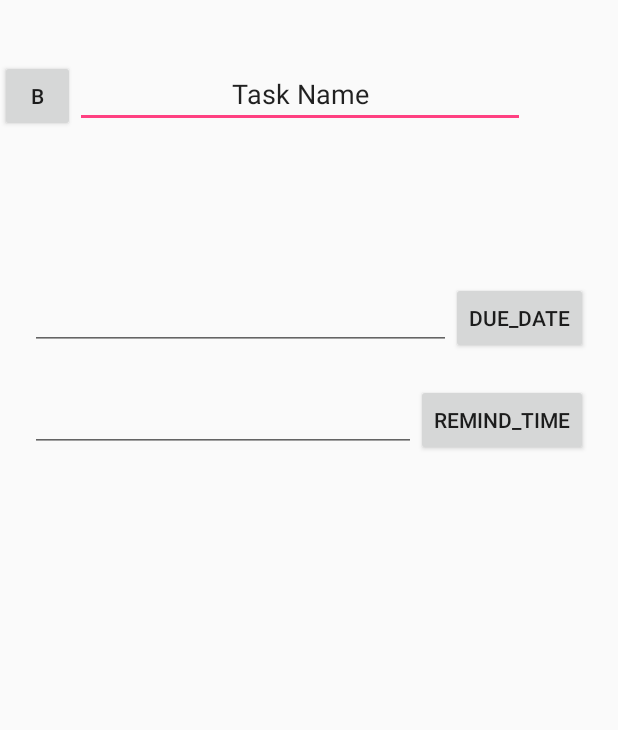
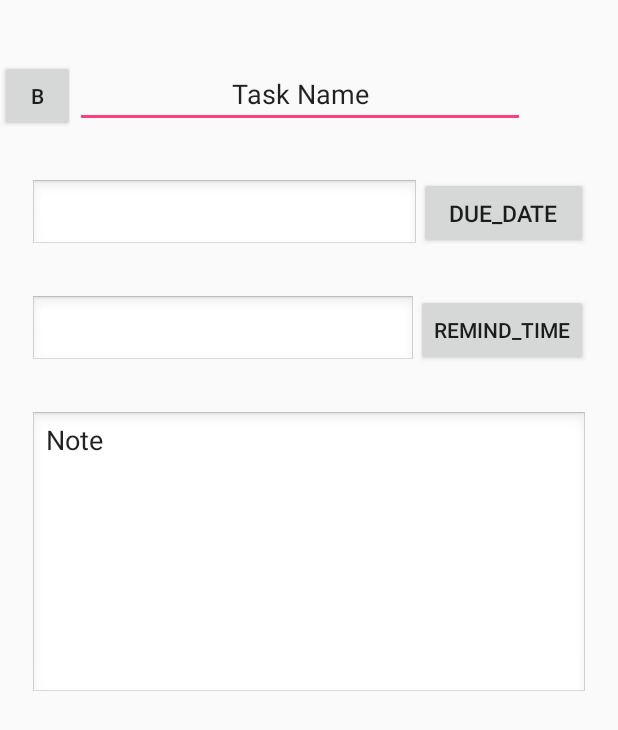
Before and after one commit to StormingRogerGu/CS-8803, an Android app: the layout task_setting.xml on its own in the app's theme, with its tools: preview values and no code run, on a phone screen of 412 x 824 dp. Shown: the top 730 px of the screen. Run offline under Robolectric (Android 15) with nearby library versions, the phone set to English and light mode, and no system bars.

Commit message:
完成基本页面

```diff
--- a/Android_Project/app/src/main/res/layout/task_setting.xml
+++ b/Android_Project/app/src/main/res/layout/task_setting.xml
@@ -26,7 +26,7 @@
     <LinearLayout android:orientation="horizontal"
         android:layout_width="fill_parent"
         android:layout_height="wrap_content"
-        android:layout_marginTop="100dp"
+        android:layout_marginTop="30dp"
         android:layout_marginLeft="20dp"
         android:layout_marginRight="20dp">
 
@@ -34,13 +34,15 @@
             android:id="@+id/show_date"
             android:layout_width="wrap_content"
             android:layout_height="wrap_content"
-            android:layout_weight="1"/>
+            android:layout_weight="1"
+            android:background="@android:drawable/edit_text"/>
 
         <Button
             android:id="@+id/pick_date"
             android:layout_width="wrap_content"
             android:layout_height="wrap_content"
-            android:text="Due_date"/>
+            android:text="  Due_Date  "
+            android:textSize="15dp"/>
 
     </LinearLayout>
 
@@ -48,19 +50,46 @@
         android:orientation="horizontal"
         android:layout_width="fill_parent"
         android:layout_height="wrap_content"
-        android:layout_marginTop="20dp"
+        android:layout_marginTop="30dp"
         android:layout_marginLeft="20dp"
         android:layout_marginRight="20dp">
 
-        <EditText android:id="@+id/show_time"
+        <EditText
+            android:id="@+id/show_time"
+            android:layout_width="wrap_content"
+            android:layout_height="wrap_content"
+            android:layout_weight="1"
+            android:background="@android:drawable/edit_text"/>
+
+        <Button
+            android:id="@+id/pick_time"
+            android:layout_width="wrap_content"
+            android:layout_height="wrap_content"
+            android:text="Remind_Time"/>
+
+    </LinearLayout>
+
+    <LinearLayout
+        android:orientation="horizontal"
+        android:layout_width="fill_parent"
+        android:layout_height="wrap_content"
+        android:layout_marginTop="30dp"
+        android:layout_marginLeft="20dp"
+        android:layout_marginRight="20dp">
+
+        <EditText
+            android:id="@+id/add_content"
             android:layout_width="fill_parent"
             android:layout_height="wrap_content"
-            android:layout_weight="1"/>
+            android:enabled="true"
+            android:gravity="top"
+            android:inputType="textMultiLine"
+            android:minLines="8"
+            android:maxLines="10"
+            android:scrollbars="vertical"
+            android:background="@android:drawable/edit_text"
+            android:text="Note"
+           /> >
 
-        <Button android:id="@+id/pick_time"
-            android:layout_width="wrap_content"
-            android:layout_height="wrap_content"
-            android:text="Remind_time"/>
-
-    </LinearLayout>
+    </LinearLayout>>
 </LinearLayout>
```
